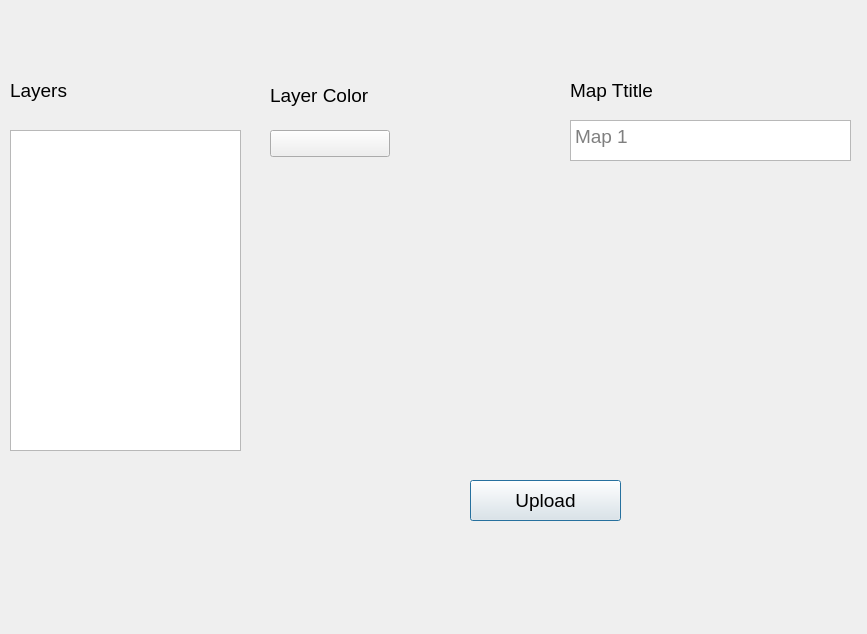
GISSIAH/Map-Uploader, file map_uploader_dialog_base.ui: the form before one commit.
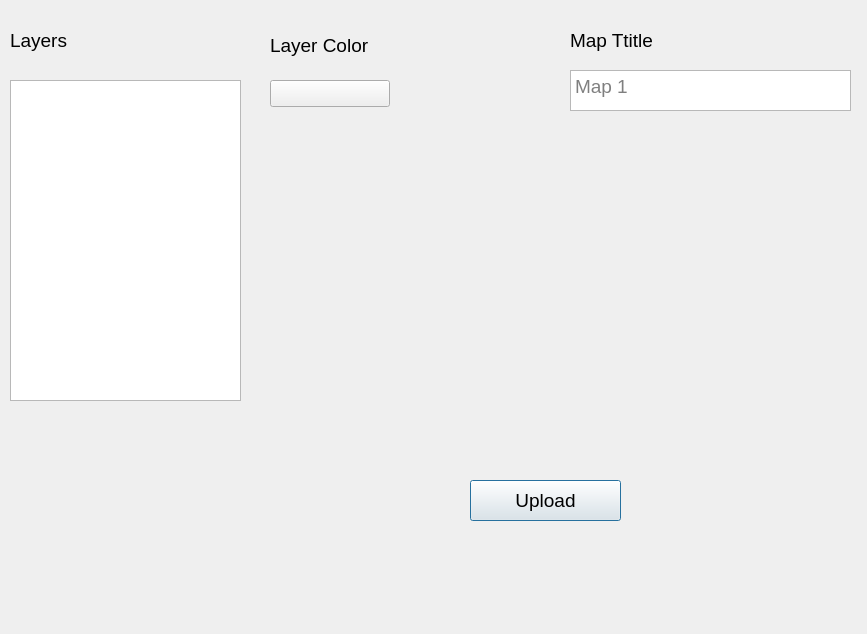
The form after the commit. Custom widgets are drawn as their Qt base class.

Commit message: Fix: feature properties changed to object not list

Patch:
```diff
--- a/map_uploader_dialog_base.ui
+++ b/map_uploader_dialog_base.ui
@@ -22,7 +22,7 @@
    <property name="geometry">
     <rect>
      <x>10</x>
-     <y>130</y>
+     <y>80</y>
      <width>231</width>
      <height>321</height>
     </rect>
@@ -32,7 +32,7 @@
    <property name="geometry">
     <rect>
      <x>10</x>
-     <y>70</y>
+     <y>20</y>
      <width>151</width>
      <height>41</height>
     </rect>
@@ -63,7 +63,7 @@
    <property name="geometry">
     <rect>
      <x>570</x>
-     <y>120</y>
+     <y>70</y>
      <width>281</width>
      <height>41</height>
     </rect>
@@ -76,7 +76,7 @@
    <property name="geometry">
     <rect>
      <x>570</x>
-     <y>70</y>
+     <y>20</y>
      <width>211</width>
      <height>41</height>
     </rect>
@@ -89,7 +89,7 @@
    <property name="geometry">
     <rect>
      <x>270</x>
-     <y>130</y>
+     <y>80</y>
      <width>120</width>
      <height>27</height>
     </rect>
@@ -99,7 +99,7 @@
    <property name="geometry">
     <rect>
      <x>270</x>
-     <y>80</y>
+     <y>30</y>
      <width>111</width>
      <height>31</height>
     </rect>
```
The commit also changes 2 other files.
